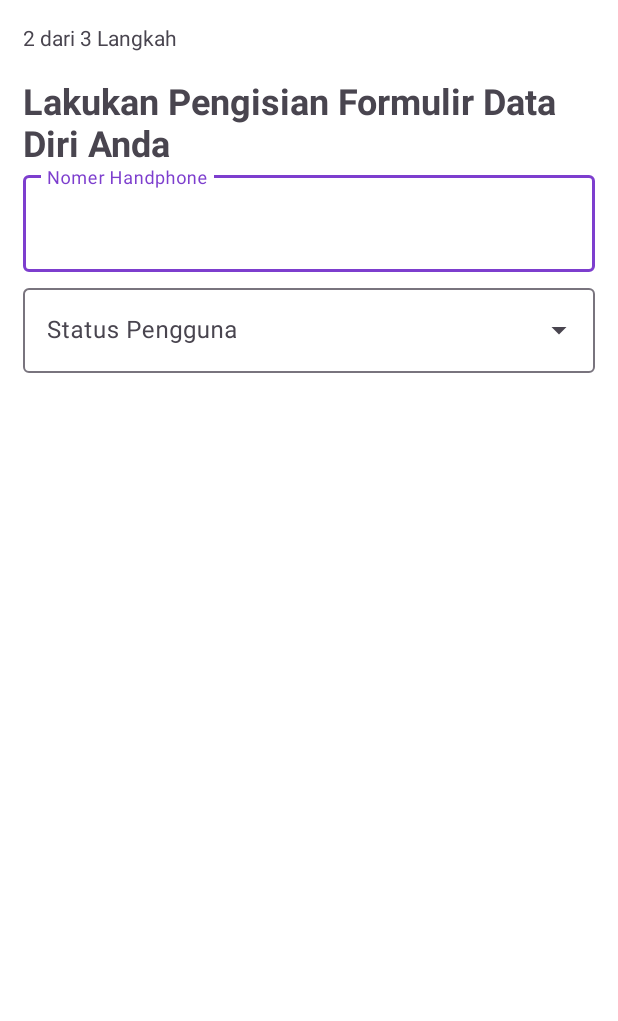
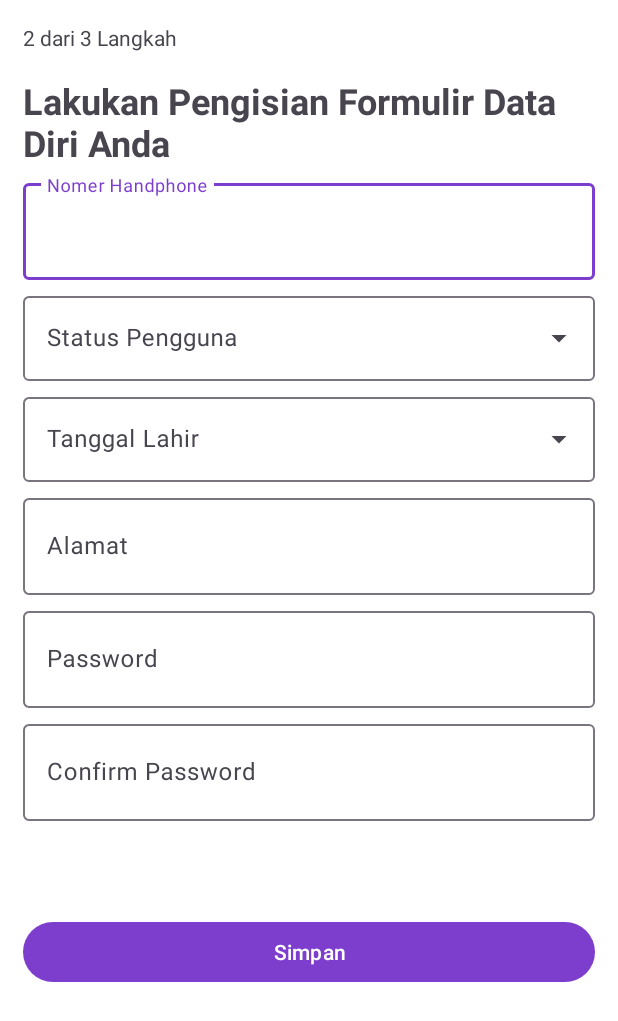
Before and after one commit to innoji26/NoCash-Project, an Android app: the layout activity_data_identitas.xml on its own in the app's theme, with its tools: preview values and no code run, on a phone screen of 412 x 824 dp. Shown: the top 1021 px of the screen. Run offline under Robolectric (Android 15) with nearby library versions, the phone set to English and light mode, and no system bars.

Commit message:
Ui data identitas done

```diff
--- a/app/src/main/res/layout/activity_data_identitas.xml
+++ b/app/src/main/res/layout/activity_data_identitas.xml
@@ -32,6 +32,7 @@
         android:id="@+id/layoutNoHp"
         android:layout_width="match_parent"
         android:layout_height="70dp"
+        android:layout_marginTop="5dp"
         android:hint="@string/phone"
         app:endIconMode="clear_text"
         app:layout_constraintStart_toStartOf="parent"
@@ -62,4 +63,84 @@
             app:simpleItems="@array/type_user"
             tools:ignore="LabelFor" />
     </com.google.android.material.textfield.TextInputLayout>
+
+    <com.google.android.material.textfield.TextInputLayout
+        android:id="@+id/layoutDateOfBirth"
+        style="@style/Widget.Material3.TextInputLayout.OutlinedBox.ExposedDropdownMenu"
+        android:layout_width="match_parent"
+        android:layout_height="wrap_content"
+        android:hint="@string/dateborn"
+        android:layout_marginTop="5dp"
+        app:layout_constraintEnd_toEndOf="parent"
+        app:layout_constraintStart_toStartOf="parent"
+        app:layout_constraintTop_toBottomOf="@+id/layoutTypeUser">
+
+        <AutoCompleteTextView
+            android:id="@+id/edtDateOfBirth"
+            android:layout_width="match_parent"
+            android:layout_height="wrap_content"
+            android:inputType="none"
+            android:focusable="false"
+            tools:ignore="LabelFor" />
+    </com.google.android.material.textfield.TextInputLayout>
+
+    <com.google.android.material.textfield.TextInputLayout
+        android:id="@+id/layoutAlamat"
+        android:layout_width="match_parent"
+        android:layout_height="70dp"
+        android:hint="@string/live"
+        android:layout_marginTop="5dp"
+        app:endIconMode="clear_text"
+        app:layout_constraintTop_toBottomOf="@+id/layoutDateOfBirth"
+        tools:layout_editor_absoluteX="15dp">
+
+        <com.google.android.material.textfield.TextInputEditText
+            android:id="@+id/edtAlamat"
+            android:layout_width="match_parent"
+            android:layout_height="match_parent"
+            android:inputType="text" />
+    </com.google.android.material.textfield.TextInputLayout>
+
+    <com.google.android.material.textfield.TextInputLayout
+        android:id="@+id/layoutPassword"
+        android:layout_width="match_parent"
+        android:layout_height="70dp"
+        android:layout_marginTop="5dp"
+        android:hint="@string/password"
+        app:endIconMode="clear_text"
+        app:layout_constraintTop_toBottomOf="@+id/layoutAlamat"
+        tools:layout_editor_absoluteX="15dp">
+
+        <com.google.android.material.textfield.TextInputEditText
+            android:id="@+id/edtpassword"
+            android:layout_width="match_parent"
+            android:layout_height="match_parent"
+            android:inputType="textPassword" />
+    </com.google.android.material.textfield.TextInputLayout>
+
+    <com.google.android.material.textfield.TextInputLayout
+        android:id="@+id/layoutConfirmPassword"
+        android:layout_width="match_parent"
+        android:layout_height="70dp"
+        android:layout_marginTop="5dp"
+        android:hint="@string/confirm_password"
+        app:endIconMode="clear_text"
+        app:layout_constraintTop_toBottomOf="@+id/layoutPassword"
+        tools:layout_editor_absoluteX="15dp">
+
+        <com.google.android.material.textfield.TextInputEditText
+            android:id="@+id/edtconfirmpassword"
+            android:layout_width="match_parent"
+            android:layout_height="match_parent"
+            android:inputType="textPassword" />
+    </com.google.android.material.textfield.TextInputLayout>
+
+    <Button
+        android:layout_width="match_parent"
+        android:layout_height="wrap_content"
+        android:text="@string/save"
+        android:layout_marginTop="63dp"
+        app:layout_constraintEnd_toEndOf="parent"
+        app:layout_constraintStart_toStartOf="parent"
+        app:layout_constraintTop_toBottomOf="@+id/layoutConfirmPassword" />
 </androidx.constraintlayout.widget.ConstraintLayout>
--- a/app/src/main/res/values/strings.xml
+++ b/app/src/main/res/values/strings.xml
@@ -88,5 +88,10 @@
     <string name="profile">Profil</string>
     <string name="textup2">2 dari 3 Langkah</string>
     <string name="personaldata">Lakukan Pengisian Formulir Data Diri Anda</string>
+    <string name="dateborn">Tanggal Lahir</string>
+    <string name="live">Alamat</string>
+    <string name="password">Password</string>
+    <string name="confirm_password">Confirm Password</string>
+    <string name="save">Simpan</string>
 
 </resources>
```
